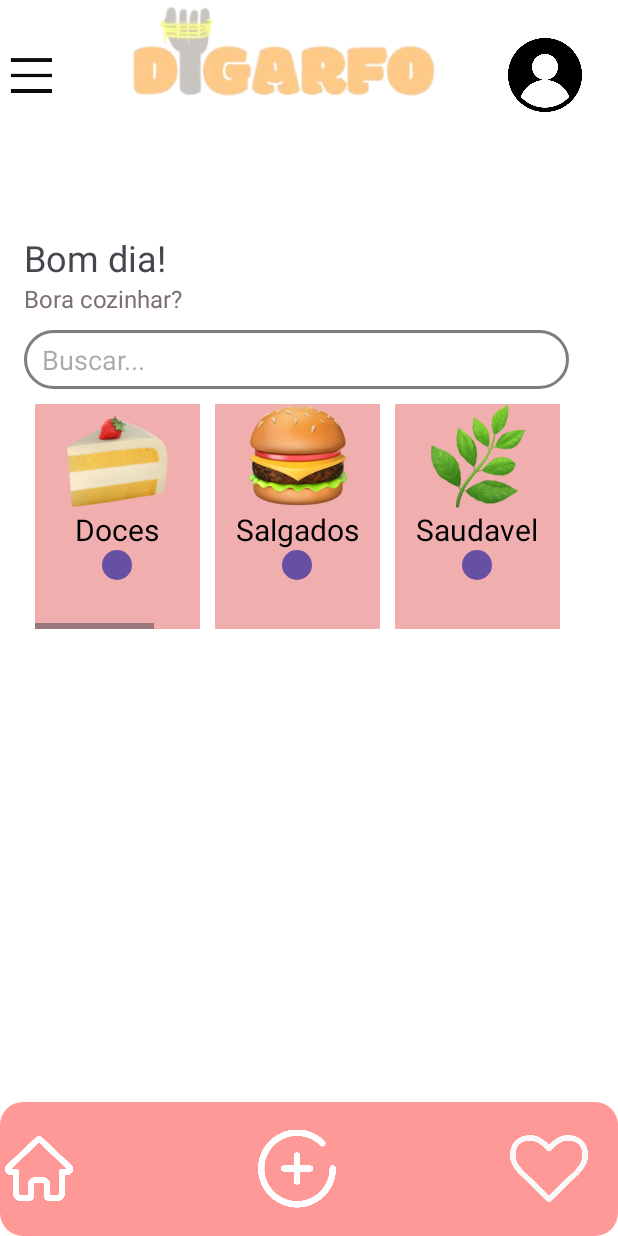
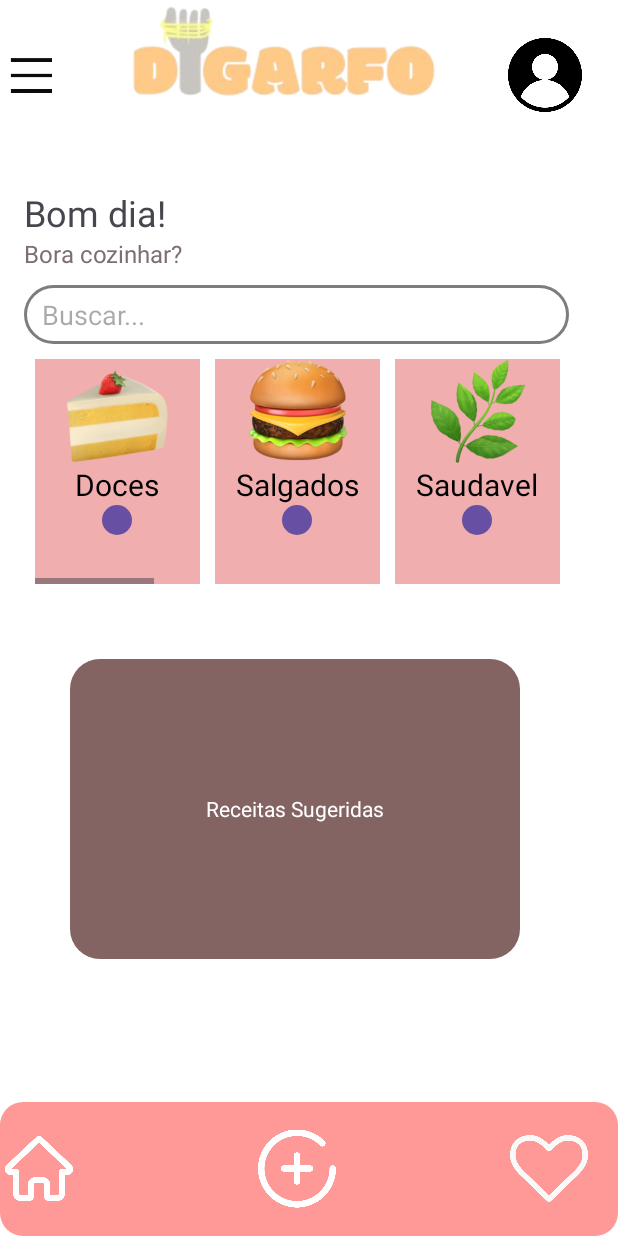
Before and after one commit to GustavoLopes12/DiGarfo, an Android app: the home screen opened directly, with no data from a screen before it, on a phone screen of 412 x 824 dp. Run offline under Robolectric (Android 15) with nearby library versions, the phone set to English and light mode, and no system bars.

Commit message:
mudanças para deixar a navegação melhor, já ta no jeito, pode marcar essa mauricio

```diff
--- /dev/null
+++ b/android/digarfo/app/src/main/res/drawable/coisa_cinza.xml
@@ -0,0 +1,9 @@
+<?xml version="1.0" encoding="utf-8"?>
+<selector xmlns:android="http://schemas.android.com/apk/res/android">
+    <item>
+        <shape>
+            <solid android:color="#836462"></solid>
+            <corners android:radius="20dp"></corners>
+        </shape>
+    </item>
+</selector>
--- a/android/digarfo/app/src/main/res/layout/activity_home.xml
+++ b/android/digarfo/app/src/main/res/layout/activity_home.xml
@@ -74,8 +74,7 @@
         app:layout_constraintEnd_toEndOf="parent"
         app:layout_constraintHorizontal_bias="0.0"
         app:layout_constraintStart_toStartOf="parent"
-        app:layout_constraintTop_toTopOf="@+id/linearLayout"
-        app:layout_constraintVertical_bias="0.619">
+        app:layout_constraintTop_toTopOf="@+id/linearLayout">
 
         <TextView
             android:id="@+id/textView6"
@@ -562,6 +561,24 @@
 
             </LinearLayout>
         </HorizontalScrollView>
+
+        <LinearLayout
+            android:layout_width="300dp"
+            android:layout_height="200dp"
+            android:layout_gravity="center_horizontal|center_vertical"
+            android:layout_marginTop="50dp"
+            android:gravity="center_horizontal"
+            android:orientation="horizontal">
+
+            <TextView
+                android:layout_width="match_parent"
+                android:layout_height="match_parent"
+                android:layout_gravity="center_vertical|center_horizontal"
+                android:background="@drawable/coisa_cinza"
+                android:gravity="center"
+                android:text="Receitas Sugeridas"
+                android:textColor="#FFFFFF"></TextView>
+        </LinearLayout>
     </LinearLayout>
 
     <LinearLayout
```
Also changed, not shown: android/digarfo/app/src/main/res/layout/activity_favoritoslogado.xml (+17 -5 lines), android/digarfo/app/src/main/res/layout/activity_resultadopesquisa.xml (+17 -7 lines).
